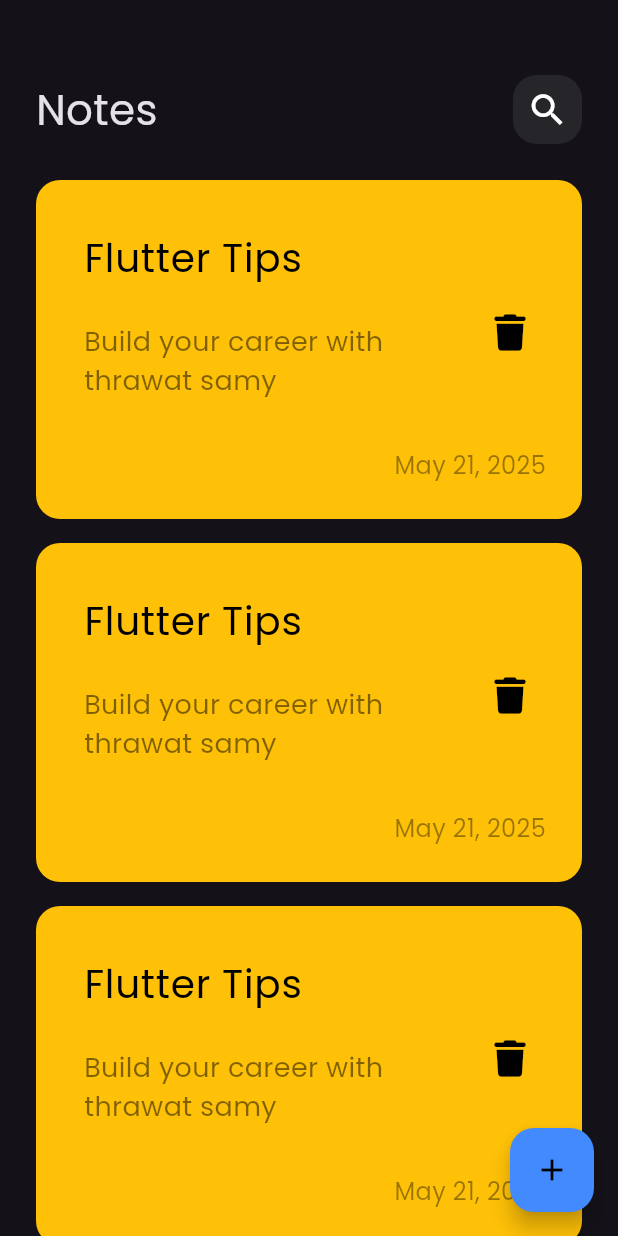
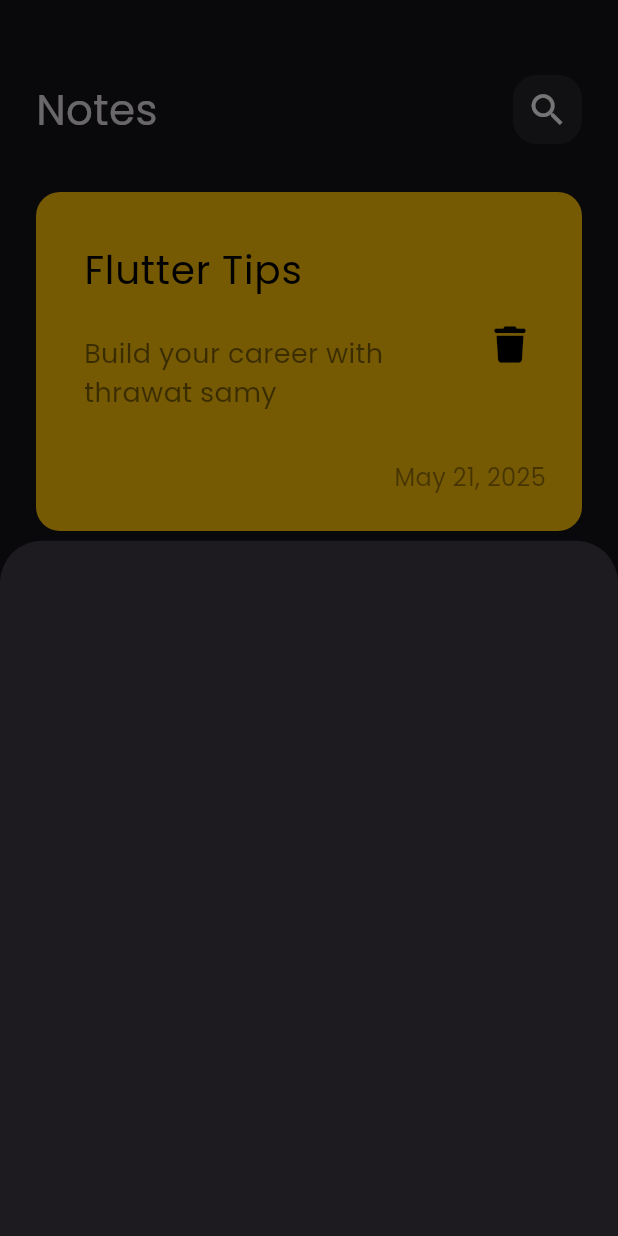
Before and after one commit to polamaged/notes_app, a Flutter app: the screen it shows after launch, after a tap on the "add" icon, on a phone screen of 412 x 824 dp. Run offline on Flutter 3.47's test engine with Material 3 defaults, Android fonts, the phone set to English and light mode, and no system bars; our stand-ins replace font_awesome_flutter.

Commit message:
add buttom model sheet

```diff
--- a/lib/view/notes_view.dart
+++ b/lib/view/notes_view.dart
@@ -1,4 +1,5 @@
 import 'package:flutter/material.dart';
+import 'package:notesapp/view/widgets/add_note_buttom_sheet.dart';
 import 'package:notesapp/view/widgets/notes_view_body.dart';
 
 class Homeview extends StatelessWidget {
@@ -8,7 +9,9 @@ class Homeview extends StatelessWidget {
   Widget build(BuildContext context) {
     return Scaffold(
       floatingActionButton: FloatingActionButton(onPressed:() {
-
+        showModalBottomSheet(context: context, builder: (context) {
+          return AddNoteButtomSheet();
+        },);
       },
       backgroundColor: Colors.blueAccent,
       child: Icon(Icons.add , color: Colors.black,),
--- /dev/null
+++ b/lib/view/widgets/add_note_buttom_sheet.dart
@@ -0,0 +1,11 @@
+
+import 'package:flutter/material.dart';
+
+class AddNoteButtomSheet extends StatelessWidget {
+  const AddNoteButtomSheet({super.key});
+
+  @override
+  Widget build(BuildContext context) {
+    return Container();
+  }
+}
--- a/lib/view/widgets/notes_list_view.dart
+++ b/lib/view/widgets/notes_list_view.dart
@@ -7,12 +7,16 @@ class NotesListView extends StatelessWidget {
 
   @override
   Widget build(BuildContext context) {
-    return ListView.builder(
-      itemBuilder: (context, index) {
-        return const Padding(
-          padding: const EdgeInsets.symmetric(vertical: 8),
-          child: NoteItem(),
-        );
-      },);
+    return Padding(
+      padding: const EdgeInsets.symmetric(vertical: 8),
+      child: ListView.builder(
+        padding: EdgeInsets.zero,
+        itemBuilder: (context, index) {
+          return const Padding(
+            padding: const EdgeInsets.symmetric(vertical: 8),
+            child: NoteItem(),
+          );
+        },),
+    );
   }
 }
```
